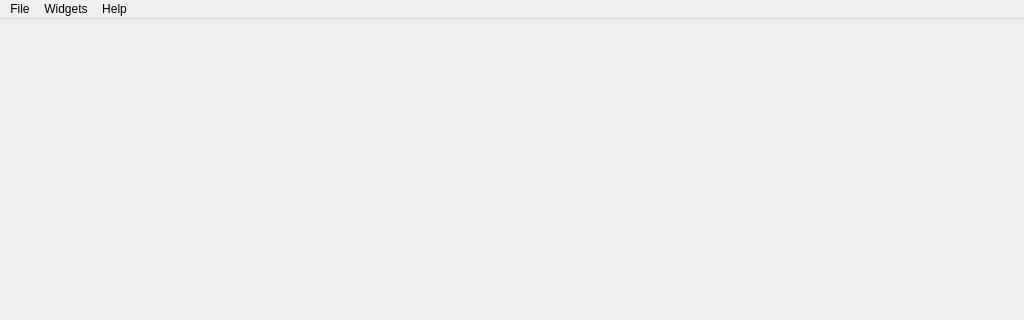
This is src/ui/MainWindow.ui in tompla-jp/qgroundcontrol as Qt 5 draws it before an edit; both pictures show x 0 to 1024 and y 0 to 320 of the 1024 by 600 pixel window. The edited form follows.
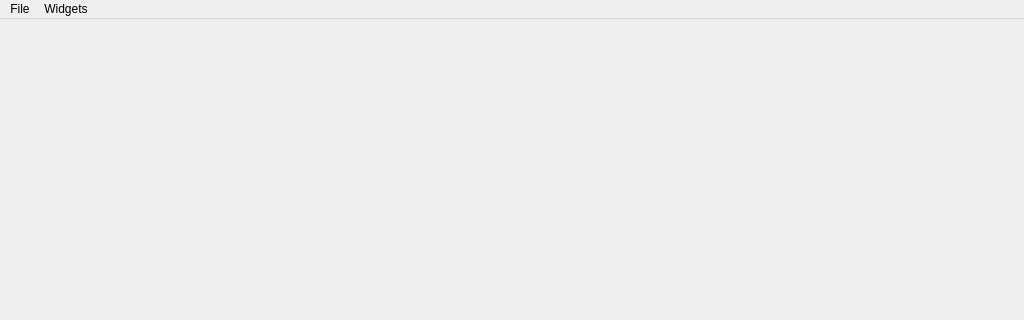
This is the edited form.

Commit message: Remove help menu

```diff
--- a/src/ui/MainWindow.ui
+++ b/src/ui/MainWindow.ui
@@ -65,14 +65,6 @@
     <addaction name="separator"/>
     <addaction name="actionExit"/>
    </widget>
-   <widget class="QMenu" name="menuHelp">
-    <property name="title">
-     <string>Help</string>
-    </property>
-    <addaction name="actionOnline_Documentation"/>
-    <addaction name="actionProject_Roadmap"/>
-    <addaction name="actionDeveloper_Credits"/>
-   </widget>
    <widget class="QMenu" name="menuWidgets">
     <property name="title">
      <string>Widgets</string>
@@ -80,7 +72,6 @@
    </widget>
    <addaction name="menuMGround"/>
    <addaction name="menuWidgets"/>
-   <addaction name="menuHelp"/>
   </widget>
   <widget class="QStatusBar" name="statusBar"/>
   <action name="actionExit">
```
Left out of the diff: 15 changed lines with no effect on the pictures.
